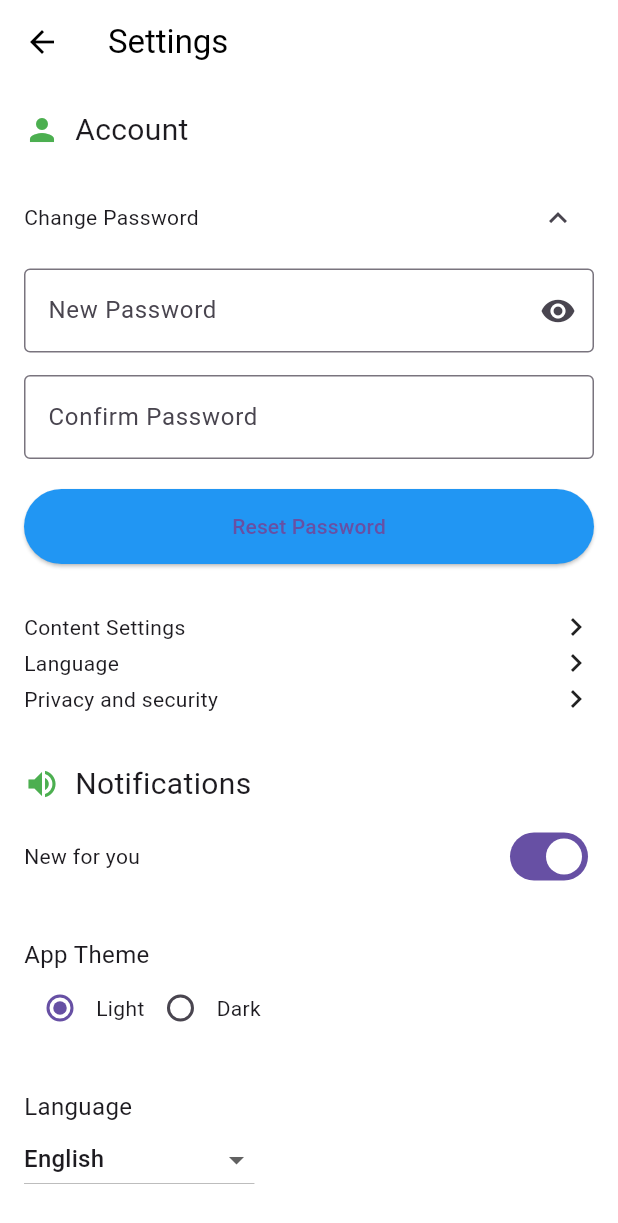
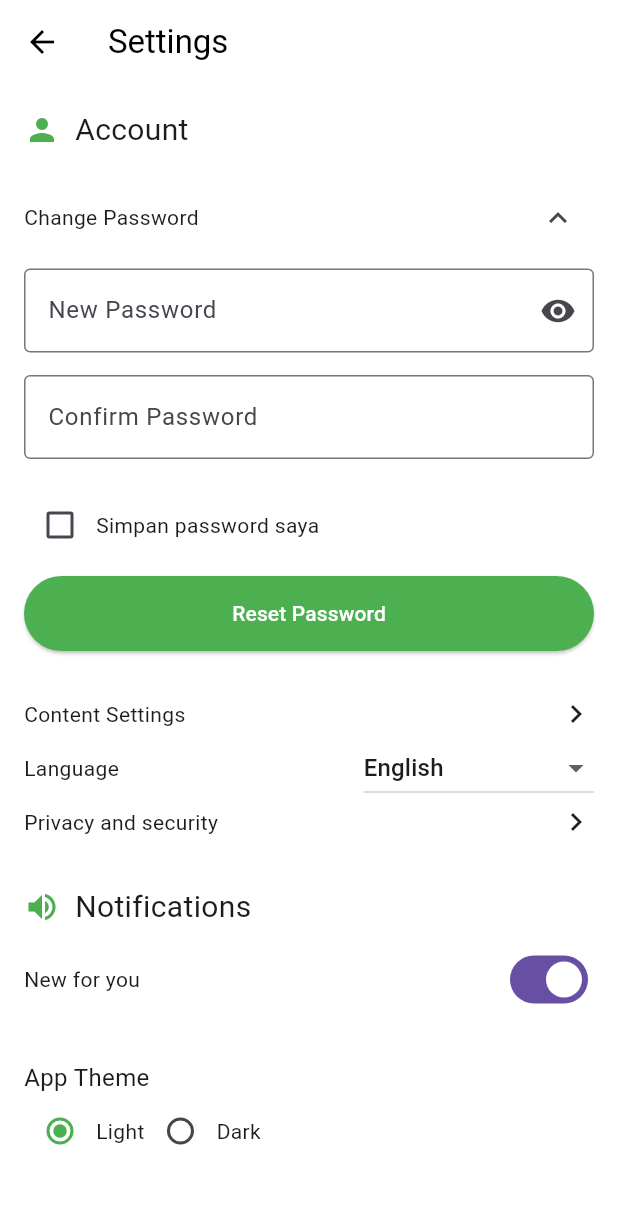
Before and after one commit to Rahmad-Fadhil/App_Tiket_Bioskop_Kelompok, a Flutter app: the Settings screen opened directly, after a tap on the "chevron right" icon, on a phone screen of 412 x 824 dp. Shown: the top 1223 px of the screen. Run offline on Flutter 3.47's test engine with Material 3 defaults, Android fonts, the light colour scheme and no system bars; network calls fail.

Commit message:
add halaman setting

```diff
--- a/lib/pages/login.dart
+++ b/lib/pages/login.dart
@@ -4,7 +4,8 @@ import 'package:flutter/material.dart';
 // import 'package:kelompok_app_tiket_bioskop/pages/regist.dart';
 import 'package:provider/provider.dart';
 import 'package:tugas2/Provider/provider.dart';
-import 'package:tugas2/pages/home-2.dart';
+// import 'package:tugas2/pages/home-2.dart';
+import 'package:tugas2/pages/home-4.dart';
 import 'package:tugas2/pages/regist.dart';
 // import 'home.dart';
 
--- a/lib/pages/settings.dart
+++ b/lib/pages/settings.dart
@@ -13,6 +13,7 @@ class _SettingsState extends State<Settings> {
   bool _notificationsEnabled = true;
   String _selectedTheme = 'Light';
   String _selectedLanguage = 'English';
+  bool isAgreed = false;
 
   final TextEditingController _newPasswordController = TextEditingController();
   final TextEditingController _confirmPasswordController = TextEditingController();
@@ -113,15 +114,29 @@ class _SettingsState extends State<Settings> {
                     ),
                   ),
                   const SizedBox(height: 20),
+                  Row(
+                    children: [
+                      Checkbox(
+                        value: isAgreed,
+                        onChanged: (value) {
+                          setState(() {
+                            isAgreed = value ?? false;
+                          });
+                        },
+                      ),
+                      const Text("Simpan password saya"),
+                    ],
+                  ),
+                  const SizedBox(height: 10),
                   SizedBox(
                     width: double.infinity,
                     child: ElevatedButton(
                       onPressed: _resetPassword,
                       style: ElevatedButton.styleFrom(
-                        backgroundColor: Colors.blue,
+                        backgroundColor: Colors.green,
                         padding: const EdgeInsets.symmetric(vertical: 15),
                       ),
-                      child: const Text("Reset Password"),
+                      child: const Text("Reset Password", style: TextStyle(color: Colors.white)),
                     ),
                   ),
                 ],
@@ -137,9 +152,21 @@ class _SettingsState extends State<Settings> {
             ),
             Row(
               mainAxisAlignment: MainAxisAlignment.spaceBetween,
-              children: const [
-                Text("Language"),
-                Icon(Icons.chevron_right),
+              children: [
+                const Text("Language"),
+                DropdownButton<String>(
+                  value: _selectedLanguage,
+                  items: const [
+                    DropdownMenuItem(value: 'English', child: Text('English')),
+                    DropdownMenuItem(value: 'Bahasa Indonesia', child: Text('Bahasa Indonesia')),
+                    DropdownMenuItem(value: 'Spanish', child: Text('Spanish')),
+                  ],
+                  onChanged: (value) {
+                    setState(() {
+                      _selectedLanguage = value!;
+                    });
+                  },
+                ),
               ],
             ),
             Row(
@@ -179,6 +206,7 @@ class _SettingsState extends State<Settings> {
             Row(
               children: [
                 Radio<String>(
+                  activeColor: Colors.green,
                   value: 'Light',
                   groupValue: _selectedTheme,
                   onChanged: (value) {
@@ -189,6 +217,7 @@ class _SettingsState extends State<Settings> {
                 ),
                 const Text('Light'),
                 Radio<String>(
+                  activeColor: Colors.green,
                   value: 'Dark',
                   groupValue: _selectedTheme,
                   onChanged: (value) {
@@ -200,22 +229,6 @@ class _SettingsState extends State<Settings> {
                 const Text('Dark'),
               ],
             ),
-
-            const SizedBox(height: 30),
-            const Text("Language", style: TextStyle(fontSize: 16)),
-            DropdownButton<String>(
-              value: _selectedLanguage,
-              items: const [
-                DropdownMenuItem(value: 'English', child: Text('English')),
-                DropdownMenuItem(value: 'Bahasa Indonesia', child: Text('Bahasa Indonesia')),
-                DropdownMenuItem(value: 'Spanish', child: Text('Spanish')),
-              ],
-              onChanged: (value) {
-                setState(() {
-                  _selectedLanguage = value!;
-                });
-              },
-            ),
           ],
         ),
       ),
```
Also changed, not shown: lib/main.dart (+3 -4 lines), lib/pages/home-4.dart (renamed from lib/pages/home-2.dart, +77 -135 lines).
